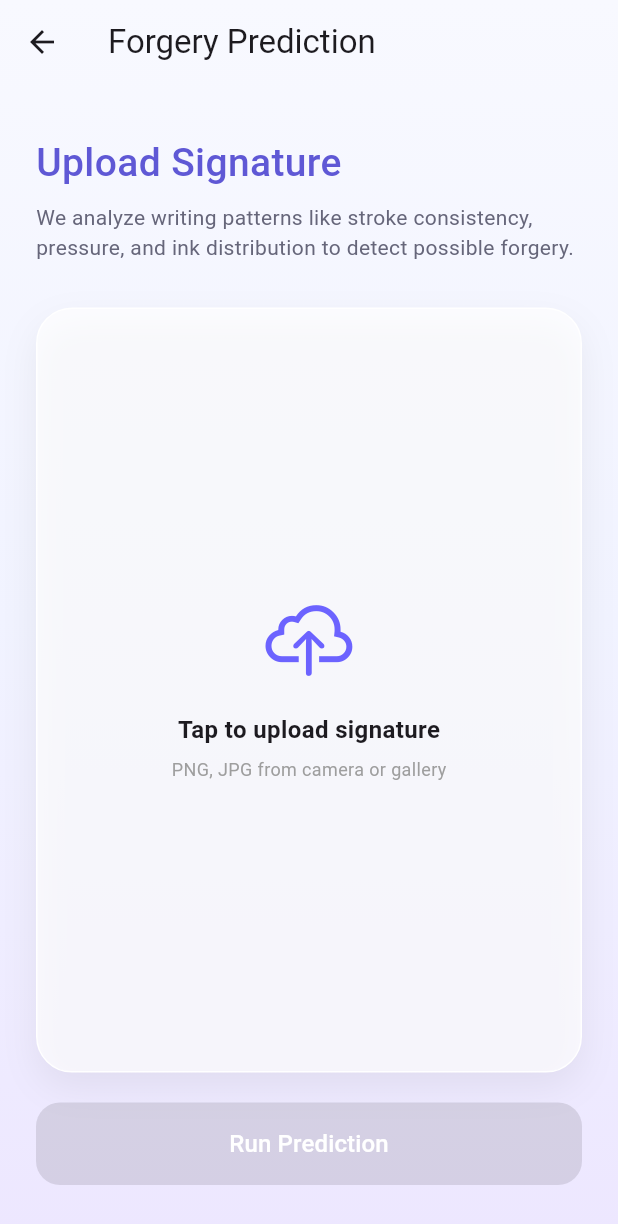
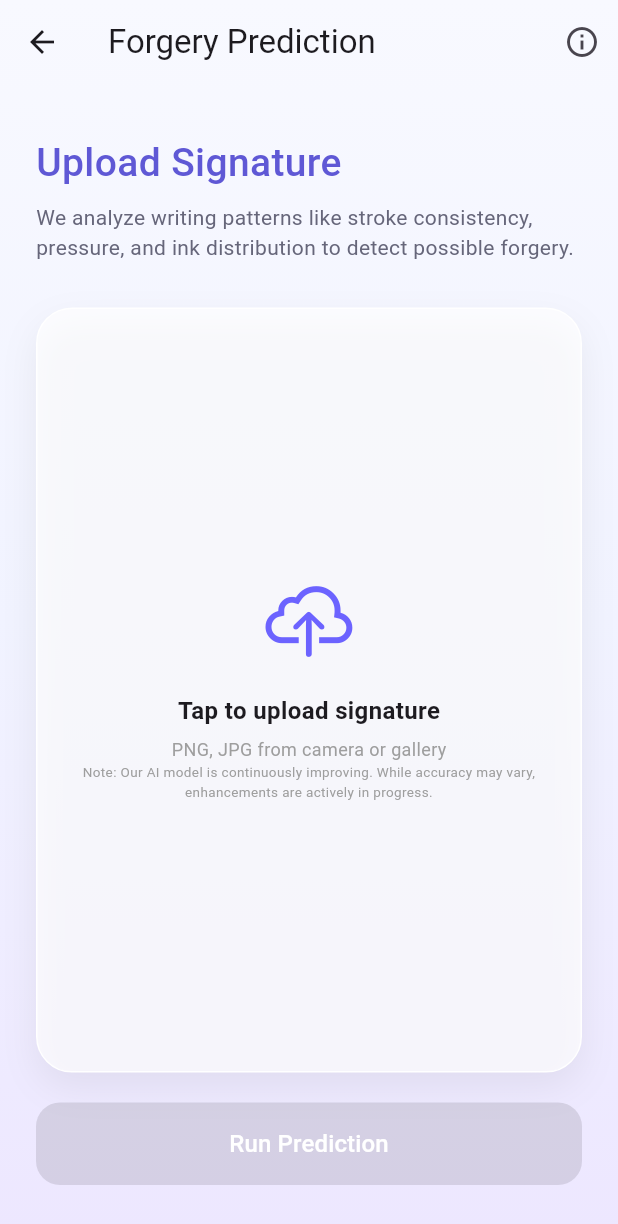
Before and after one commit to Diksura/Signature-Forgery-Detection-System, a Flutter app: the PredictionScreen screen opened directly, on a phone screen of 412 x 824 dp. Shown: the top 1224 px of the screen. Run offline on Flutter 3.47's test engine with Material 3 defaults, Android fonts, the light colour scheme and no system bars; our stand-ins replace image_picker, lottie.

Commit message:
Update prediction_screen.dart

```diff
--- a/SignatureForgeryDetectionSystem/Apllication/SignX/lib/view/prediction_screen.dart
+++ b/SignatureForgeryDetectionSystem/Apllication/SignX/lib/view/prediction_screen.dart
@@ -4,6 +4,7 @@ import 'package:flutter/cupertino.dart';
 import 'package:flutter/material.dart';
 import 'package:image_picker/image_picker.dart';
 import 'package:signx/view/prediction_results_screen.dart';
+import 'package:signx/view/widgets/ps_privacy_police.dart';
 import 'package:signx/view_model/image_picker.dart';
 
 import '../constants/background_gradient.dart';
@@ -42,10 +43,24 @@ class _PredictionScreenState extends State<PredictionScreen> {
     }
   }
 
+  void _showPrivacyInfo(BuildContext context) {
+    showModalBottomSheet(
+      context: context,
+      isScrollControlled: true,
+      backgroundColor: Colors.transparent,
+      builder: (context) => const PsPrivacyPolice(),
+    );
+  }
+
   @override
   Widget build(BuildContext context) {
     return Scaffold(
-      appBar: AppBar(title: const Text('Forgery Prediction'), elevation: 0, backgroundColor: Colors.transparent),
+      appBar: AppBar(
+        title: const Text('Forgery Prediction'),
+        elevation: 0,
+        backgroundColor: Colors.transparent,
+        actions: [IconButton(icon: const Icon(Icons.info_outline), onPressed: () => _showPrivacyInfo(context))],
+      ),
       extendBodyBehindAppBar: true,
       body: Container(
         width: double.infinity,
@@ -84,12 +99,12 @@ class _PredictionScreenState extends State<PredictionScreen> {
                         width: double.infinity,
                         padding: const EdgeInsets.all(20),
                         decoration: BoxDecoration(
-                          color: Colors.white.withOpacity(0.7),
+                          color: Colors.white.withValues(alpha: 0.7),
                           borderRadius: BorderRadius.circular(24),
                           border: Border.all(color: Colors.white),
                           boxShadow: [
                             BoxShadow(
-                              color: Colors.black.withOpacity(0.06),
+                              color: Colors.black.withValues(alpha: 0.06),
                               blurRadius: 20,
                               offset: const Offset(0, 10),
                             ),
@@ -109,6 +124,12 @@ class _PredictionScreenState extends State<PredictionScreen> {
                                   Text(
                                     "PNG, JPG from camera or gallery",
                                     style: TextStyle(fontSize: 12, color: Colors.grey),
+                                  ),
+                                  // TODO
+                                  Text(
+                                    "Note: Our AI model is continuously improving. While accuracy may vary, enhancements are actively in progress.",
+                                    style: TextStyle(fontSize: 9, color: Colors.grey,),
+                                    textAlign: TextAlign.center,
                                   ),
                                 ],
                               )
```
